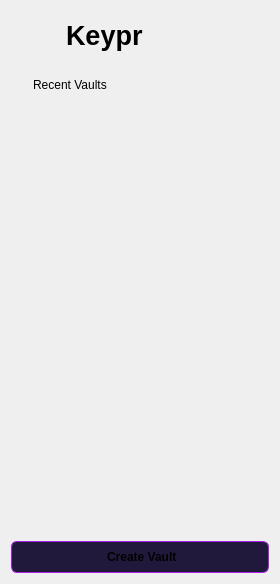
Keypr-org/qt_client, file src/sideBar/vaultselection.ui: the form before one commit.
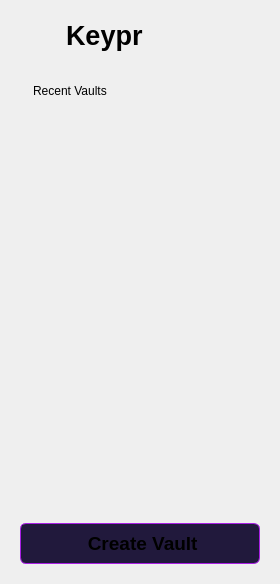
The form after the commit. Icons and pictures are not drawn. Custom widgets are drawn as their Qt base class.

```diff
--- a/src/sideBar/vaultselection.ui
+++ b/src/sideBar/vaultselection.ui
@@ -14,6 +14,18 @@
    <string notr="true"/>
   </property>
   <layout class="QVBoxLayout" name="verticalLayout_2">
+   <property name="leftMargin">
+    <number>20</number>
+   </property>
+   <property name="topMargin">
+    <number>20</number>
+   </property>
+   <property name="rightMargin">
+    <number>20</number>
+   </property>
+   <property name="bottomMargin">
+    <number>20</number>
+   </property>
    <item>
     <widget class="QWidget" name="logoWrapper" native="true">
      <property name="maximumSize">
@@ -23,6 +35,18 @@
       </size>
      </property>
      <layout class="QHBoxLayout" name="horizontalLayout_2">
+      <property name="leftMargin">
+       <number>0</number>
+      </property>
+      <property name="topMargin">
+       <number>0</number>
+      </property>
+      <property name="rightMargin">
+       <number>0</number>
+      </property>
+      <property name="bottomMargin">
+       <number>24</number>
+      </property>
       <item>
        <widget class="QLabel" name="keyprLogo">
         <property name="enabled">
@@ -80,6 +104,18 @@
       </size>
      </property>
      <layout class="QHBoxLayout" name="horizontalLayout_3">
+      <property name="leftMargin">
+       <number>0</number>
+      </property>
+      <property name="topMargin">
+       <number>0</number>
+      </property>
+      <property name="rightMargin">
+       <number>0</number>
+      </property>
+      <property name="bottomMargin">
+       <number>0</number>
+      </property>
       <item>
        <widget class="QLabel" name="iconShield">
         <property name="text">
@@ -166,6 +202,7 @@
     <widget class="QPushButton" name="createVault">
      <property name="font">
       <font>
+       <pointsize>14</pointsize>
        <bold>true</bold>
       </font>
      </property>
```
